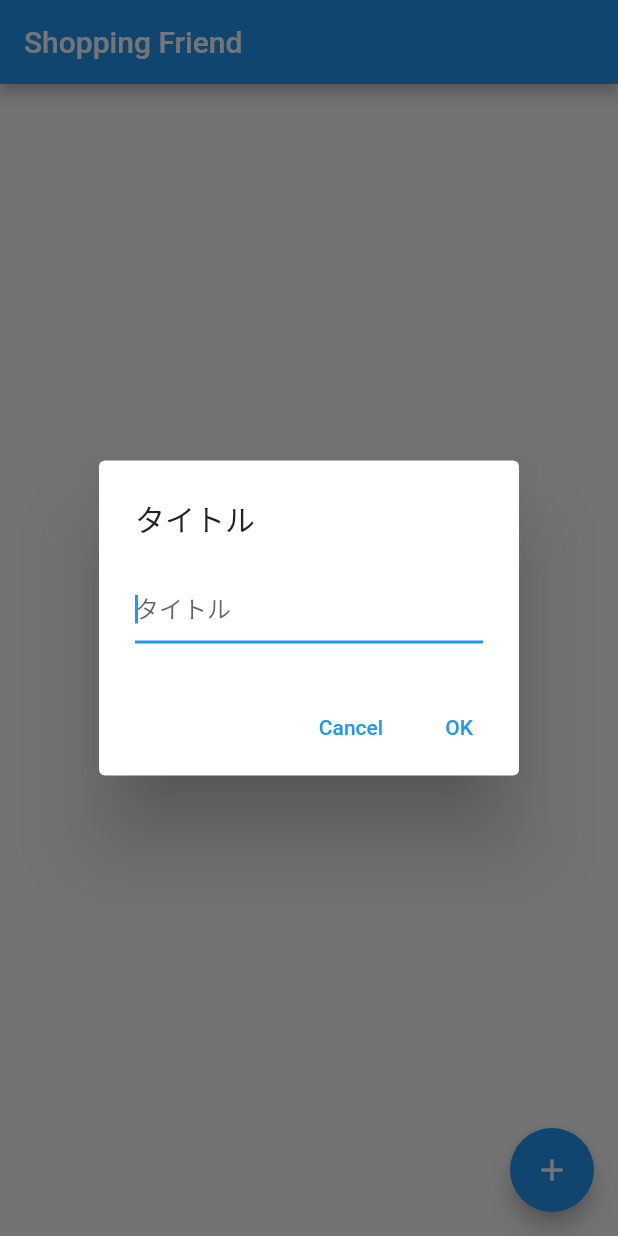
After one commit to Wansuko-cmd/shopping_friend_flutter, a Flutter app: the screen it shows after launch, after a tap on the "add" icon, on a phone screen of 412 x 824 dp. The commit adds this screen. Run offline on Flutter 3.47's test engine with Material 2 defaults, Android fonts, the phone set to English and light mode, and no system bars; our stand-ins replace sqflite, sqflite_common; accounts and stored records are empty.

Commit message:
[fix] textAlertDialogに切り分け

```diff
--- a/lib/views/title/widgets/alert_dialog/make_list_alert_dialog.dart
+++ b/lib/views/title/widgets/alert_dialog/make_list_alert_dialog.dart
@@ -1,40 +1,20 @@
 import 'package:flutter/cupertino.dart';
 import 'package:flutter/material.dart';
 import 'package:quiver/strings.dart';
+import 'package:shopping_friend_flutter/views/widgets/text_alert_dialog.dart';
 
 class MakeListAlertDialog extends StatelessWidget {
-  final _formKey = GlobalKey<FormState>();
 
-  final titleController = TextEditingController();
 
   @override
   Widget build(BuildContext context) {
-    return AlertDialog(
-      title: Text("タイトル"),
-      content: Form(
-        key: _formKey,
-        child: TextFormField(
-          controller: titleController,
-          decoration: const InputDecoration(hintText: "タイトル"),
-          autofocus: true,
-          validator: (value) {
-            if (isBlank(value)) return '入力してください';
-            return null;
-          },
-        ),
-      ),
-      actions: [
-        TextButton(
-          child: Text('Cancel'),
-          onPressed: () => Navigator.pop(context),
-        ),
-        TextButton(
-          child: Text('OK'),
-          onPressed: () {
-            if(_formKey.currentState!.validate()) Navigator.pop<String>(context, titleController.text);
-          }
-        )
-      ],
+    return TextAlertDialog(
+      title: "タイトル",
+      hintText: "タイトル",
+      onNegative: (formKey, value) => Navigator.pop(context),
+      onPositive: (formKey, value)
+        => formKey.currentState!.validate() ? Navigator.pop<String>(context, value) : null,
+      validator: (value) => isBlank(value) ? '入力してください' : null,
     );
   }
 }
--- a/lib/views/title/widgets/fab/title_float_action_button.dart
+++ b/lib/views/title/widgets/fab/title_float_action_button.dart
@@ -1,6 +1,7 @@
 import 'package:flutter/cupertino.dart';
 import 'package:flutter/material.dart';
 import 'package:provider/provider.dart';
+import 'package:quiver/strings.dart';
 import 'package:shopping_friend_flutter/bloc/title/title_bloc_interface.dart';
 import 'package:shopping_friend_flutter/views/content/content_page.dart';
 
@@ -13,13 +14,18 @@ class TitleFloatActionButton extends StatelessWidget {
 
     return FloatingActionButton(
       onPressed: () async {
-        final title = await showDialog(
+
+        //タイトル名の取得
+        final name = await showDialog(
             context: context, builder: (context) => MakeListAlertDialog());
-        ScaffoldMessenger.of(context).showSnackBar(SnackBar(
-          content: Text(title.toString()),
-        ));
-        if (title != null) {
-          titleBloc.insertTitleModel(title).then((titleModel) {
+
+        //タイトルが空でなければ
+        if (isNotBlank(name)) {
+
+          //DBに保存
+          titleBloc.insertTitleModel(name).then((titleModel) {
+
+            //詳細ページに飛ぶ
             Navigator.push(
                 context,
                 MaterialPageRoute(
--- /dev/null
+++ b/lib/views/widgets/text_alert_dialog.dart
@@ -0,0 +1,55 @@
+import 'package:flutter/cupertino.dart';
+import 'package:flutter/material.dart';
+
+
+
+typedef TextAlertDialogCallback = void Function(GlobalKey<FormState> formKey, String value);
+
+
+
+class TextAlertDialog extends StatelessWidget{
+
+  final String? title;
+  final String? hintText;
+  final TextAlertDialogCallback? onNegative;
+  final TextAlertDialogCallback? onPositive;
+  final FormFieldValidator<String>? validator;
+
+  TextAlertDialog({
+    this.title,
+    this.hintText,
+    this.onNegative,
+    this.onPositive,
+    this.validator
+  });
+
+
+  final _formKey = GlobalKey<FormState>();
+  final _controller = TextEditingController();
+
+  @override
+  Widget build(BuildContext context) {
+    return AlertDialog(
+      title: title != null ? Text(title!) : null,
+      content: Form(
+        key: _formKey,
+        child: TextFormField(
+          controller: _controller,
+          decoration: InputDecoration(hintText: hintText),
+          autofocus: true,
+          validator: validator,
+        ),
+      ),
+      actions: [
+        TextButton(
+          child: Text('Cancel'),
+          onPressed: () => onNegative != null ? onNegative!(_formKey, _controller.text) : null
+        ),
+        TextButton(
+            child: Text('OK'),
+            onPressed: () => onPositive != null ? onPositive!(_formKey, _controller.text) : null
+        )
+      ],
+    );
+  }
+}
```
Also changed, not shown: lib/models/content_model/sort_content_models.dart (+4 -4 lines).
